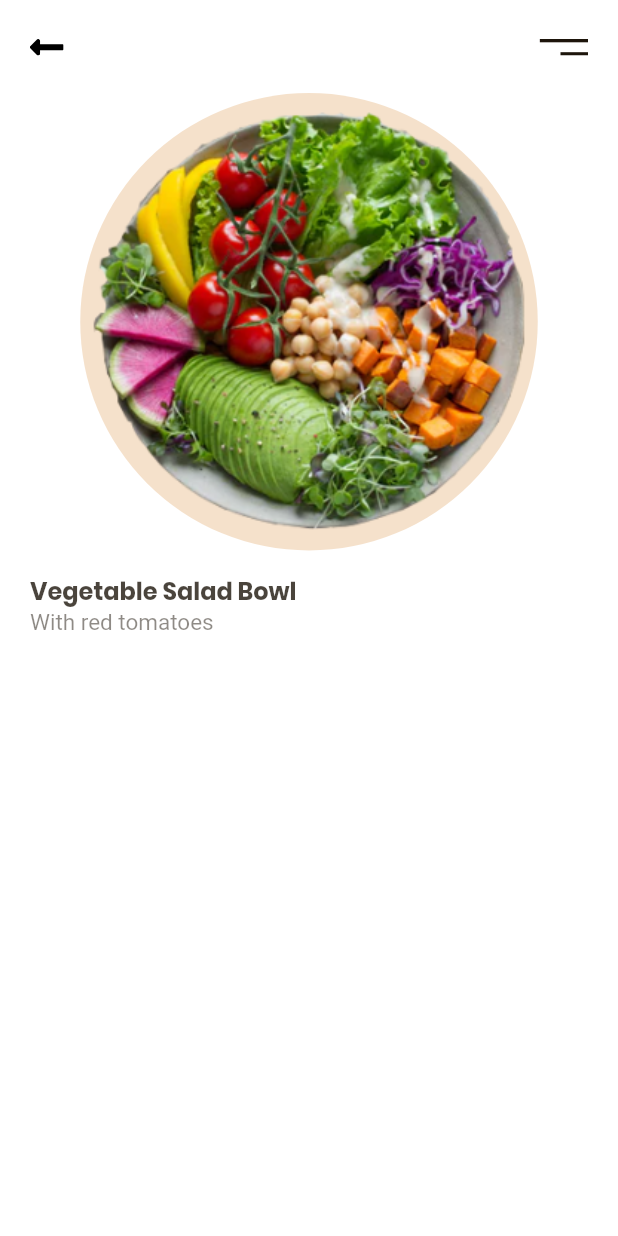
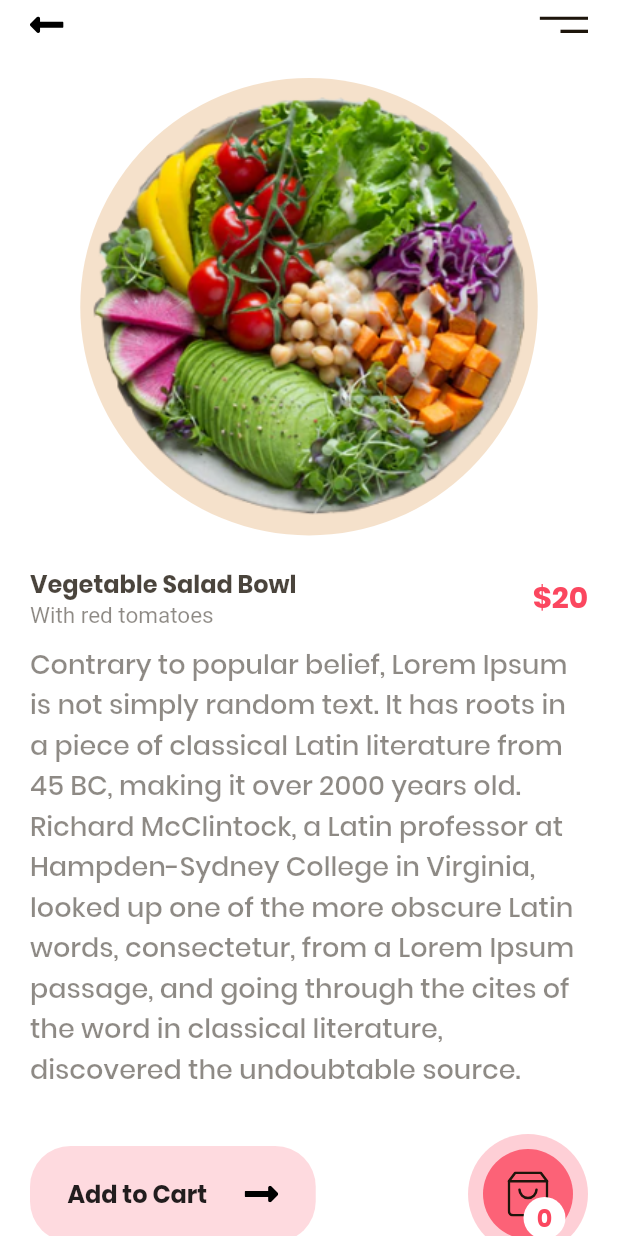
Before and after one commit to Flutter-Dart-Hacks/flutter-foods-app, a Flutter app: the DetailScreen screen opened directly, on a phone screen of 412 x 824 dp. Run offline on Flutter 3.47's test engine with Material 2 defaults, Android fonts, the phone set to English and light mode, and no system bars; our stand-ins replace flutter_svg.

Commit message:
Pembuatan halaman detail

```diff
--- a/lib/detail_screen.dart
+++ b/lib/detail_screen.dart
@@ -15,7 +15,8 @@ class _DetailScreenState extends State<DetailScreen> {
     return Scaffold(
       body: SafeArea(
         child: Padding(
-          padding: const EdgeInsets.only(left: 20, right: 20, top: 16),
+          padding: const EdgeInsets.only(left: 20, right: 20, top: 1),
+          child: SingleChildScrollView(
             child: Column(
               children: <Widget>[
                 Row(
@@ -23,6 +24,7 @@ class _DetailScreenState extends State<DetailScreen> {
                   children: <Widget>[
                     GestureDetector(
                       onTap: () {
+                        // Keluar dari halaman detail
                         Navigator.pop(context);
                       },
                       child: Container(
@@ -45,8 +47,10 @@ class _DetailScreenState extends State<DetailScreen> {
                     ),
                   ],
                 ),
+                Column(
+                  children: [
                     Container(
-                margin: const EdgeInsets.symmetric(vertical: 15),
+                      margin: const EdgeInsets.symmetric(vertical: 20),
                       padding: const EdgeInsets.all(6),
                       height: 305,
                       width: 305,
@@ -65,7 +69,11 @@ class _DetailScreenState extends State<DetailScreen> {
                         ),
                       ),
                     ),
+                  ],
+                ),
                 Row(
+                  mainAxisAlignment: MainAxisAlignment.spaceBetween,
+                  crossAxisAlignment: CrossAxisAlignment.center,
                   children: <Widget>[
                     RichText(
                       text: TextSpan(
@@ -88,10 +96,118 @@ class _DetailScreenState extends State<DetailScreen> {
                           )
                         ],
                       ),
+                    ),
+                    Text(
+                      '\$20',
+                      style: Theme.of(context).textTheme.headline1?.copyWith(
+                            color: kPrimaryColor,
+                            fontSize: 20,
+                            fontWeight: FontWeight.bold,
+                          ),
                     )
                   ],
+                ),
+                const SizedBox(
+                  height: 10,
+                ),
+                Text(
+                  "Contrary to popular belief, Lorem Ipsum is not simply random text. It has roots in a piece of classical Latin literature from 45 BC, making it over 2000 years old. Richard McClintock, a Latin professor at Hampden-Sydney College in Virginia, looked up one of the more obscure Latin words, consectetur, from a Lorem Ipsum passage, and going through the cites of the word in classical literature, discovered the undoubtable source.",
+                  style: Theme.of(context).textTheme.bodyText1?.copyWith(
+                        fontSize: 18,
+                        fontWeight: FontWeight.w500,
+                        color: kTextColor.withOpacity(0.5),
+                      ),
+                ),
+                const SizedBox(
+                  height: 20,
+                ),
+                Row(
+                  mainAxisAlignment: MainAxisAlignment.spaceBetween,
+                  children: <Widget>[
+                    Container(
+                      margin: const EdgeInsets.only(top: 10),
+                      padding: const EdgeInsets.symmetric(
+                          vertical: 20, horizontal: 25),
+                      decoration: BoxDecoration(
+                        color: kPrimaryColor.withOpacity(0.2),
+                        borderRadius: BorderRadius.circular(27),
+                      ),
+                      child: Row(
+                        children: <Widget>[
+                          Text(
+                            'Add to Cart',
+                            style: Theme.of(context).textTheme.button,
+                          ),
+                          const SizedBox(
+                            width: 25,
+                          ),
+                          SvgPicture.asset(
+                            'assets/icons/forward.svg',
+                            height: 11,
+                            fit: BoxFit.cover,
                           )
                         ],
+                      ),
+                    ),
+                    Container(
+                      height: 80,
+                      width: 80,
+                      margin: const EdgeInsets.only(
+                        top: 10,
+                      ),
+                      decoration: BoxDecoration(
+                        shape: BoxShape.circle,
+                        color: kPrimaryColor.withOpacity(0.26),
+                      ),
+                      child: Stack(
+                        alignment: Alignment.center,
+                        children: <Widget>[
+                          Container(
+                            height: 60,
+                            width: 60,
+                            padding: const EdgeInsets.all(15),
+                            decoration: BoxDecoration(
+                              shape: BoxShape.circle,
+                              color: kPrimaryColor.withOpacity(0.8),
+                            ),
+                            child: SvgPicture.asset(
+                              'assets/icons/bag.svg',
+                              fit: BoxFit.contain,
+                            ),
+                          ),
+                          Positioned(
+                            right: 15,
+                            bottom: 10,
+                            child: Container(
+                              alignment: Alignment.center,
+                              height: 28,
+                              width: 28,
+                              decoration: const BoxDecoration(
+                                shape: BoxShape.circle,
+                                color: kWhiteColor,
+                              ),
+                              child: Text(
+                                '0',
+                                style: Theme.of(context)
+                                    .textTheme
+                                    .button
+                                    ?.copyWith(
+                                      color: kPrimaryColor,
+                                      fontSize: 16,
+                                    ),
+                              ),
+                            ),
+                          )
+                        ],
+                      ),
+                    )
+                  ],
+                ),
+                const SizedBox(
+                  height: 30,
+                )
+              ],
+            ),
           ),
         ),
       ),
```
Lines whose indentation alone changed are shown as unchanged.
